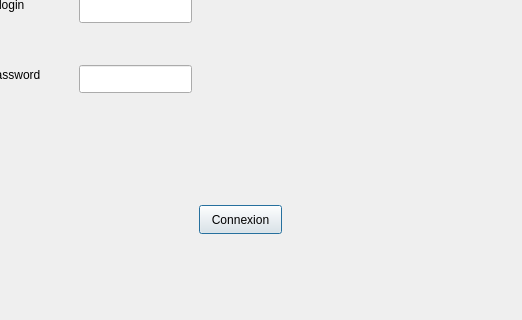
The window that forms/connexionpage.ui (BethencourtFlorian/Platlog_c) describes before a commit, drawn with Qt 5; both pictures show x 181 to 703 and y 165 to 485 of the 703 by 485 pixel window.
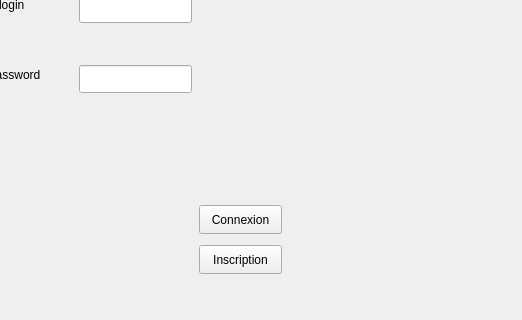
The same window after the commit.

Commit message: Ajout inscription

```diff
--- a/forms/connexionpage.ui
+++ b/forms/connexionpage.ui
@@ -1,7 +1,7 @@
 <?xml version="1.0" encoding="UTF-8"?>
 <ui version="4.0">
  <class>ConnexionPage</class>
- <widget class="QDialog" name="ConnexionPage">
+ <widget class="QWidget" name="ConnexionPage">
   <property name="geometry">
    <rect>
     <x>0</x>
@@ -85,6 +85,19 @@
     <string/>
    </property>
   </widget>
+  <widget class="QPushButton" name="button_inscription">
+   <property name="geometry">
+    <rect>
+     <x>380</x>
+     <y>410</y>
+     <width>83</width>
+     <height>29</height>
+    </rect>
+   </property>
+   <property name="text">
+    <string>Inscription</string>
+   </property>
+  </widget>
  </widget>
  <resources/>
  <connections/>
```
The commit also changes 4 other files.
